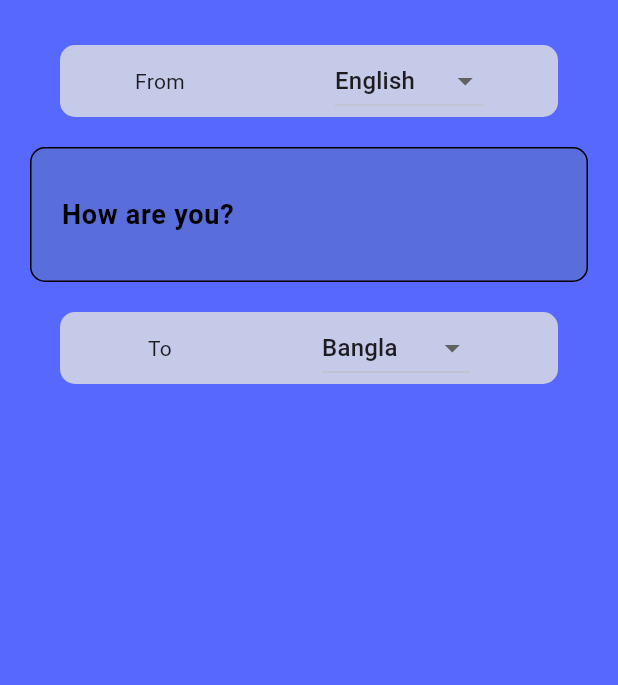
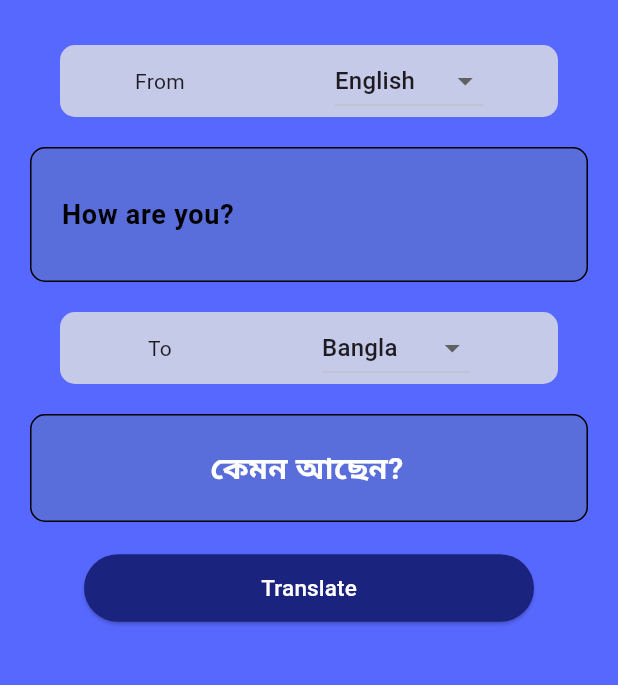
Before and after one commit to Sohag-84/translator_app, a Flutter app: the screen it shows after launch, on a phone screen of 412 x 824 dp, the part 84-769 px from its top. Run offline on Flutter 3.47's test engine with Material 2 defaults, Android fonts, the phone set to English and light mode, and no system bars; missing offline and left inert: translator.

Commit message:
input language and convert it others language

```diff
--- a/lib/views/translator_page.dart
+++ b/lib/views/translator_page.dart
@@ -1,4 +1,6 @@
 // ignore_for_file: prefer_const_constructors, prefer_const_literals_to_create_immutables
+
+import 'dart:io';
 
 import 'package:flutter/material.dart';
 import 'package:language_translator/constant/list.dart';
@@ -13,24 +15,43 @@ class TranslatorPage extends StatefulWidget {
 
 class _TranslatorPageState extends State<TranslatorPage> {
   final translator = GoogleTranslator();
+  bool isLoading = false;
   String from = 'en';
-  String to = 'hi';
+  String to = 'bn';
   String data = 'কেমন আছেন?';
-  String selectedvalue = 'English';
-  String selectedvalue2 = 'Bangla';
+  String selectedValue = 'English';
+  String selectedValue2 = 'Bangla';
   TextEditingController controller =
       TextEditingController(text: 'How are you?');
-  final formkey = GlobalKey<FormState>();
-  void translate() async {
-    translator.translate("Hello world", from: 'en', to: 'bn').then((value) {
-      print(value);
+  final formKey = GlobalKey<FormState>();
+
+  translate() async {
+    try {
+      if (formKey.currentState!.validate()) {
+        await translator
+            .translate(controller.text, from: from, to: to)
+            .then((value) {
+          data = value.text;
+          isLoading = false;
+          setState(() {});
         });
+      }
+    } on SocketException catch (_) {
+      isLoading = true;
+      SnackBar mySnackBar = const SnackBar(
+        content: Text('Internet not Connected'),
+        backgroundColor: Colors.red,
+        duration: Duration(seconds: 5),
+      );
+      ScaffoldMessenger.of(context).showSnackBar(mySnackBar);
+      setState(() {});
+    }
   }
 
   @override
-  void initState() {
-    super.initState();
-    translate();
+  void dispose() {
+    super.dispose();
+    controller.dispose();
   }
 
   @override
@@ -67,7 +88,7 @@ class _TranslatorPageState extends State<TranslatorPage> {
                   Text("From"),
                   SizedBox(width: 100),
                   DropdownButton(
-                    value: selectedvalue,
+                    value: selectedValue,
                     focusColor: Colors.transparent,
                     items: languages
                         .map(
@@ -93,17 +114,14 @@ class _TranslatorPageState extends State<TranslatorPage> {
                               } else if (lang == languages[8]) {
                                 from = languagesCode[8];
                               }
-                              setState(() {
-                                print(lang);
-                                print(from);
-                              });
+                              setState(() {});
                             },
                             child: Text(lang),
                           ),
                         )
                         .toList(),
                     onChanged: (value) {
-                      selectedvalue = value!;
+                      selectedValue = value!;
                     },
                   ),
                 ],
@@ -115,9 +133,10 @@ class _TranslatorPageState extends State<TranslatorPage> {
               decoration: BoxDecoration(
                 color: Colors.blueGrey.withOpacity(0.3),
                 borderRadius: BorderRadius.circular(10),
-                  border: Border.all(color: Colors.black)),
+                border: Border.all(color: Colors.black),
+              ),
               child: Form(
-                key: formkey,
+                key: formKey,
                 child: TextFormField(
                   controller: controller,
                   maxLines: null,
@@ -133,11 +152,13 @@ class _TranslatorPageState extends State<TranslatorPage> {
                     enabledBorder: InputBorder.none,
                     border: InputBorder.none,
                     errorBorder: InputBorder.none,
-                      errorStyle: TextStyle(color: Colors.white)),
+                    errorStyle: TextStyle(color: Colors.white),
+                  ),
                   style: const TextStyle(
                     color: Colors.black,
                     fontWeight: FontWeight.bold,
-                      fontSize: 18),
+                    fontSize: 18,
+                  ),
                 ),
               ),
             ),
@@ -153,7 +174,7 @@ class _TranslatorPageState extends State<TranslatorPage> {
                   Text("To"),
                   SizedBox(width: 100),
                   DropdownButton(
-                    value: selectedvalue2,
+                    value: selectedValue2,
                     focusColor: Colors.transparent,
                     items: languages
                         .map(
@@ -179,22 +200,62 @@ class _TranslatorPageState extends State<TranslatorPage> {
                               } else if (lang == languages[8]) {
                                 to = languagesCode[8];
                               }
-                              setState(() {
-                                print(lang);
-                                print(to);
-                              });
+                              setState(() {});
                             },
                             child: Text(lang),
                           ),
                         )
                         .toList(),
                     onChanged: (value) {
-                      selectedvalue = value!;
+                      selectedValue2 = value!;
                     },
                   ),
                 ],
               ),
             ),
+            Container(
+              padding: const EdgeInsets.all(20),
+              margin: const EdgeInsets.all(20),
+              decoration: BoxDecoration(
+                color: Colors.blueGrey.withOpacity(0.3),
+                borderRadius: BorderRadius.circular(10),
+                border: Border.all(color: Colors.black),
+              ),
+              child: Center(
+                child: SelectableText(
+                  data,
+                  style: const TextStyle(
+                    color: Colors.white,
+                    fontSize: 20,
+                    fontWeight: FontWeight.bold,
+                  ),
+                ),
+              ),
+            ),
+            ElevatedButton(
+              onPressed: translate,
+              style: ButtonStyle(
+                backgroundColor:
+                    MaterialStatePropertyAll(Colors.indigo.shade900),
+                fixedSize: MaterialStatePropertyAll(Size(300, 45)),
+              ),
+              child: isLoading
+                  ? SizedBox.square(
+                      dimension: 20,
+                      child: CircularProgressIndicator(
+                        color: Colors.white,
+                      ),
+                    )
+                  : Text(
+                      'Translate',
+                      style: TextStyle(
+                        color: Colors.white,
+                        fontWeight: FontWeight.w500,
+                        fontSize: 15,
+                      ),
+                    ),
+            ),
+            SizedBox(height: 30)
           ],
         ),
       ),
```
Lines whose indentation alone changed are shown as unchanged.
